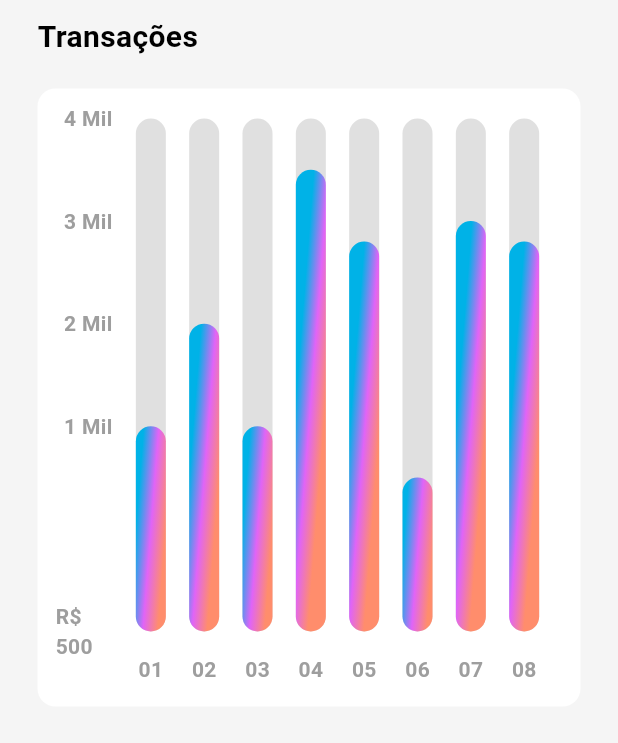
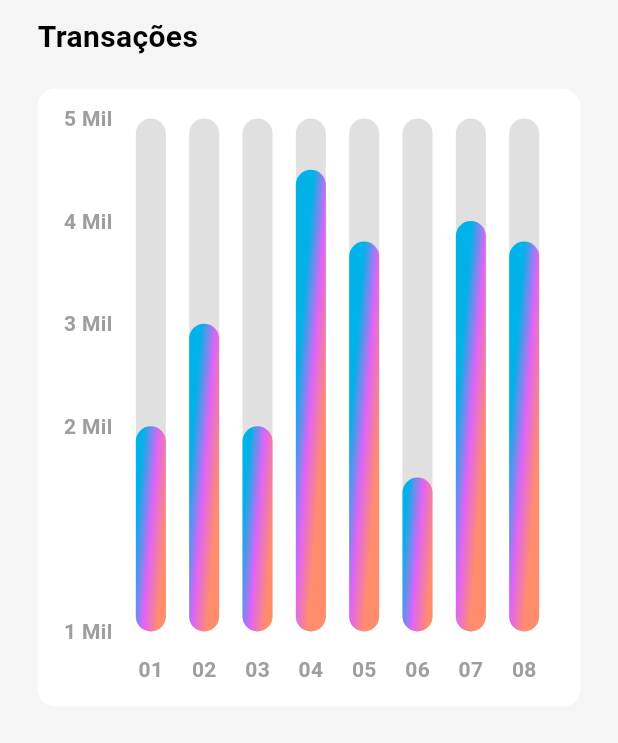
Before and after one commit to felipetaua/controle_financeiro, a Flutter app: the screen it shows after launch, item 2 of the bottom bar chosen, on a phone screen of 412 x 824 dp. Shown: the top 743 px of the screen. Run offline on Flutter 3.47's test engine with Material 3 defaults, Android fonts, the light colour scheme and no system bars; drawn by our look-alikes of fl_chart; our stand-ins replace font_awesome_flutter.

Commit message:
ajustando o gráfico

```diff
--- a/lib/screens/stats/chart.dart
+++ b/lib/screens/stats/chart.dart
@@ -137,15 +137,15 @@ class _MyChartState extends State<MyChart> {
     );
     String text;
     if (value == 0) {
-      text = 'R\$ 500';
+      text = '1 Mil';
     } else if (value == 2) {
-      text = '1 Mil';
+      text = '2 Mil';
     } else if (value == 3) {
-      text = '2 Mil';
+      text = '3 Mil';
     } else if (value == 4) {
-      text = '3 Mil';
+      text = '4 Mil';
     } else if (value == 5) {
-      text = '4 Mil';
+      text = '5 Mil';
     } else {
       return Container();
     }
```
